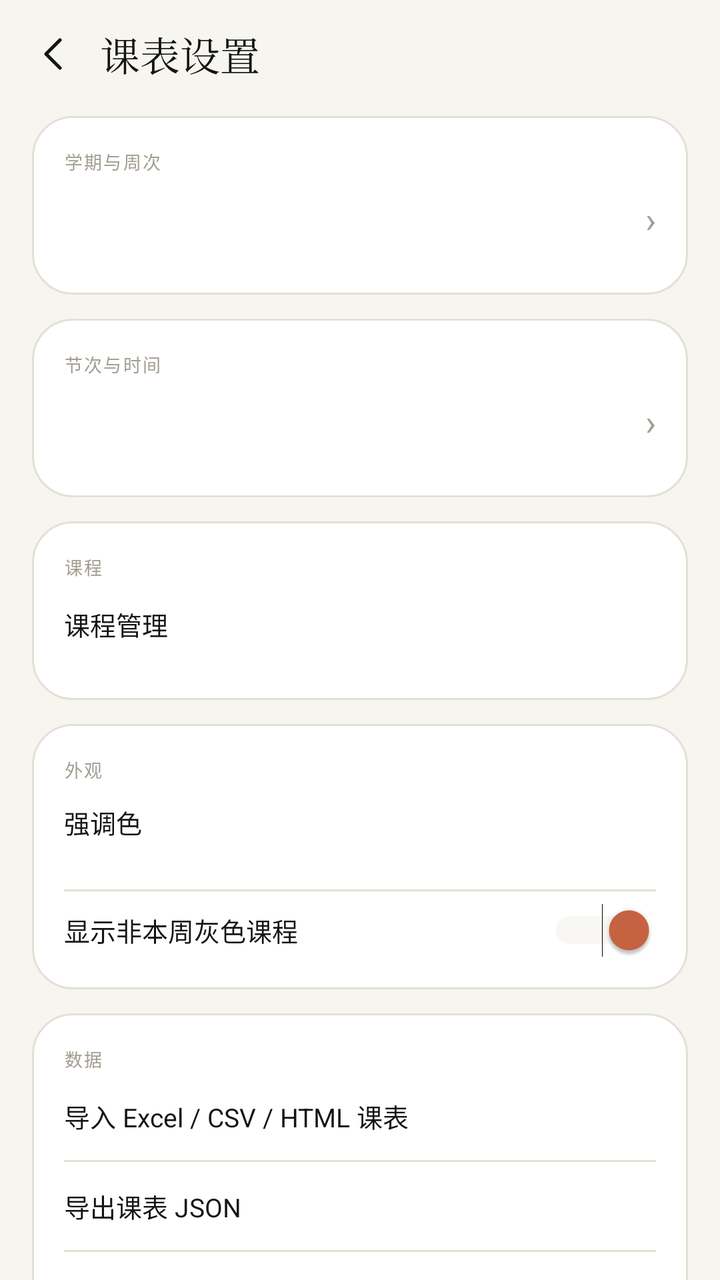
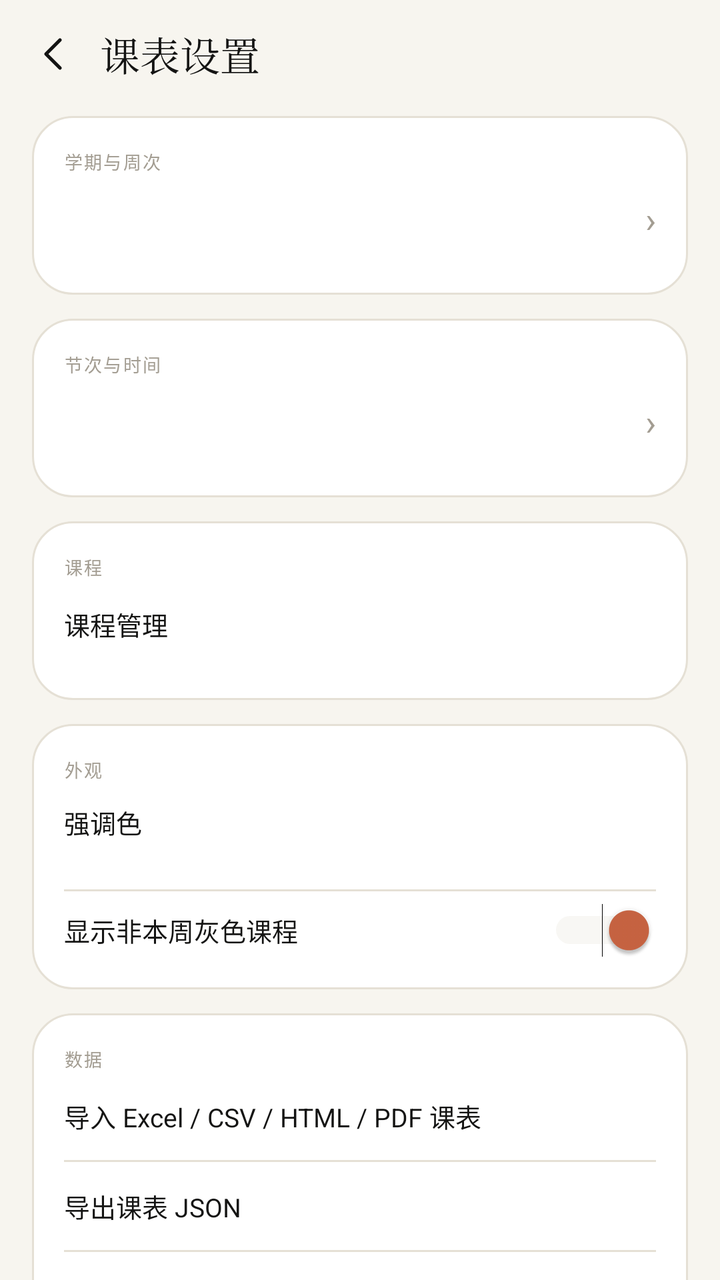

Compare the two renders of this Android layout. The source of the first and the diff that turns it into the second are given below.
<!-- AndroidManifest.xml: activity theme Theme.Board.Timetable -->
<!-- res/layout/activity_timetable_settings.xml -->
<?xml version="1.0" encoding="utf-8"?>
<LinearLayout xmlns:android="http://schemas.android.com/apk/res/android"
    android:layout_width="match_parent"
    android:layout_height="match_parent"
    android:background="@color/tt_bg"
    android:fitsSystemWindows="true"
    android:orientation="vertical">

    <LinearLayout style="@style/TtTopBar">
        <ImageButton
            android:id="@+id/btnBack"
            android:layout_width="34dp"
            android:layout_height="34dp"
            android:background="?attr/selectableItemBackgroundBorderless"
            android:contentDescription="返回"
            android:padding="5dp"
            android:scaleType="centerInside"
            android:src="@drawable/ic_back"
            android:tint="@color/tt_ink" />

        <TextView
            style="@style/TtTitle"
            android:layout_marginStart="6dp"
            android:text="课表设置" />
    </LinearLayout>

    <ScrollView
        android:layout_width="match_parent"
        android:layout_height="0dp"
        android:layout_weight="1"
        android:overScrollMode="never"
        android:scrollbars="none">

        <LinearLayout
            android:layout_width="match_parent"
            android:layout_height="wrap_content"
            android:orientation="vertical"
            android:paddingLeft="16dp"
            android:paddingTop="4dp"
            android:paddingRight="16dp"
            android:paddingBottom="40dp">

            
            <LinearLayout
                android:layout_width="match_parent"
                android:layout_height="wrap_content"
                android:background="@drawable/bg_card"
                android:orientation="vertical"
                android:padding="16dp">

                <TextView
                    android:layout_width="match_parent"
                    android:layout_height="wrap_content"
                    android:text="学期与周次"
                    android:textColor="@color/tt_muted2"
                    android:textSize="9sp"
                    android:letterSpacing="0.08" />

                <LinearLayout
                    android:id="@+id/btnTerm"
                    android:layout_width="match_parent"
                    android:layout_height="44dp"
                    android:clickable="true"
                    android:focusable="true"
                    android:gravity="center_vertical"
                    android:orientation="horizontal">

                    <TextView
                        android:id="@+id/tvTermSummary"
                        android:layout_width="0dp"
                        android:layout_height="wrap_content"
                        android:layout_weight="1"
                        android:text=""
                        android:textColor="@color/tt_ink"
                        android:textSize="13sp" />

                    <TextView
                        android:layout_width="wrap_content"
                        android:layout_height="wrap_content"
                        android:text="›"
                        android:textColor="@color/tt_muted2"
                        android:textSize="18sp" />
                </LinearLayout>
            </LinearLayout>

            
            <LinearLayout
                android:layout_width="match_parent"
                android:layout_height="wrap_content"
                android:layout_marginTop="12dp"
                android:background="@drawable/bg_card"
                android:orientation="vertical"
                android:padding="16dp">

                <TextView
                    android:layout_width="match_parent"
                    android:layout_height="wrap_content"
                    android:text="节次与时间"
                    android:textColor="@color/tt_muted2"
                    android:textSize="9sp"
                    android:letterSpacing="0.08" />

                <LinearLayout
                    android:id="@+id/btnPeriods"
                    android:layout_width="match_parent"
                    android:layout_height="44dp"
                    android:clickable="true"
                    android:focusable="true"
                    android:gravity="center_vertical"
                    android:orientation="horizontal">

                    <TextView
                        android:id="@+id/tvPeriodSummary"
                        android:layout_width="0dp"
                        android:layout_height="wrap_content"
                        android:layout_weight="1"
                        android:text=""
                        android:textColor="@color/tt_ink"
                        android:textSize="13sp" />

                    <TextView
                        android:layout_width="wrap_content"
                        android:layout_height="wrap_content"
                        android:text="›"
                        android:textColor="@color/tt_muted2"
                        android:textSize="18sp" />
                </LinearLayout>
            </LinearLayout>

            
            <LinearLayout
                android:layout_width="match_parent"
                android:layout_height="wrap_content"
                android:layout_marginTop="12dp"
                android:background="@drawable/bg_card"
                android:orientation="vertical"
                android:padding="16dp">

                <TextView
                    android:layout_width="match_parent"
                    android:layout_height="wrap_content"
                    android:text="课程"
                    android:textColor="@color/tt_muted2"
                    android:textSize="9sp"
                    android:letterSpacing="0.08" />

                <TextView
                    android:id="@+id/btnCourses"
                    android:layout_width="match_parent"
                    android:layout_height="44dp"
                    android:gravity="center_vertical"
                    android:text="课程管理"
                    android:textColor="@color/tt_ink"
                    android:textSize="13sp" />
            </LinearLayout>

            
            <LinearLayout
                android:layout_width="match_parent"
                android:layout_height="wrap_content"
                android:layout_marginTop="12dp"
                android:background="@drawable/bg_card"
                android:orientation="vertical"
                android:padding="16dp">

                <TextView
                    android:layout_width="match_parent"
                    android:layout_height="wrap_content"
                    android:text="外观"
                    android:textColor="@color/tt_muted2"
                    android:textSize="9sp"
                    android:letterSpacing="0.08" />

                <TextView
                    android:layout_width="match_parent"
                    android:layout_height="wrap_content"
                    android:layout_marginTop="10dp"
                    android:text="强调色"
                    android:textColor="@color/tt_ink"
                    android:textSize="13sp" />

                <LinearLayout
                    android:id="@+id/accentRow"
                    android:layout_width="match_parent"
                    android:layout_height="wrap_content"
                    android:layout_marginTop="10dp"
                    android:orientation="horizontal" />

                <View
                    android:layout_width="match_parent"
                    android:layout_height="1dp"
                    android:layout_marginTop="14dp"
                    android:layout_marginBottom="6dp"
                    android:background="@color/tt_line" />

                <Switch
                    android:id="@+id/swNonCurrent"
                    android:layout_width="match_parent"
                    android:layout_height="wrap_content"
                    android:checked="true"
                    android:text="显示非本周灰色课程"
                    android:textColor="@color/tt_ink"
                    android:textSize="13sp"
                    android:thumbTint="@color/tt_accent"
                    android:trackTint="#E5E0D5" />
            </LinearLayout>

            
            <LinearLayout
                android:layout_width="match_parent"
                android:layout_height="wrap_content"
                android:layout_marginTop="12dp"
                android:background="@drawable/bg_card"
                android:orientation="vertical"
                android:padding="16dp">

                <TextView
                    android:layout_width="match_parent"
                    android:layout_height="wrap_content"
                    android:text="数据"
                    android:textColor="@color/tt_muted2"
                    android:textSize="9sp"
                    android:letterSpacing="0.08" />

                <TextView
                    android:id="@+id/btnImportTable"
                    android:layout_width="match_parent"
                    android:layout_height="44dp"
                    android:gravity="center_vertical"
                    android:text="导入 Excel / CSV / HTML 课表"
                    android:textColor="@color/tt_ink"
                    android:textSize="13sp" />

                <View
                    android:layout_width="match_parent"
                    android:layout_height="1dp"
                    android:background="@color/tt_line" />

                <TextView
                    android:id="@+id/btnExport"
                    android:layout_width="match_parent"
                    android:layout_height="44dp"
                    android:gravity="center_vertical"
                    android:text="导出课表 JSON"
                    android:textColor="@color/tt_ink"
                    android:textSize="13sp" />

                <View
                    android:layout_width="match_parent"
                    android:layout_height="1dp"
                    android:background="@color/tt_line" />

                <TextView
                    android:id="@+id/btnImport"
                    android:layout_width="match_parent"
                    android:layout_height="44dp"
                    android:gravity="center_vertical"
                    android:text="导入课表 JSON"
                    android:textColor="@color/tt_ink"
                    android:textSize="13sp" />

                <TextView
                    android:layout_width="match_parent"
                    android:layout_height="wrap_content"
                    android:layout_marginTop="4dp"
                    android:text="备份文件只包含课程/时间/地点，不含账号信息。"
                    android:textColor="@color/tt_muted2"
                    android:textSize="9.5sp" />
            </LinearLayout>

            <TextView
                android:id="@+id/tvVersion"
                android:layout_width="match_parent"
                android:layout_height="wrap_content"
                android:layout_marginTop="18dp"
                android:gravity="center"
                android:text=""
                android:textColor="@color/tt_muted2"
                android:textSize="9.5sp" />
        </LinearLayout>
    </ScrollView>
</LinearLayout>
<!-- resources referenced by this layout -->
<resources>
  <color name="tt_accent">#C96442</color>
  <color name="tt_bg">#F7F5EF</color>
  <color name="tt_ink">#141413</color>
  <color name="tt_line">#E5E0D5</color>
  <color name="tt_muted2">#A39D92</color>
  <!-- drawable bg_card (drawable) -->
  <?xml version="1.0" encoding="utf-8"?>
  <shape xmlns:android="http://schemas.android.com/apk/res/android" android:shape="rectangle">
      <solid android:color="@color/tt_surface" />
      <corners android:radius="20dp" />
      <stroke android:width="1dp" android:color="@color/tt_line" />
  </shape>
  <!-- drawable ic_back (drawable) -->
  <vector xmlns:android="http://schemas.android.com/apk/res/android" android:width="24dp" android:height="24dp" android:viewportWidth="24" android:viewportHeight="24">
      <path android:pathData="M15 5l-7 7 7 7" android:strokeColor="#FF141413" android:strokeWidth="1.7" android:strokeLineCap="round" android:strokeLineJoin="round" android:fillColor="@android:color/transparent" />
  </vector>
  <style name="TtTitle">
          <item name="android:layout_width">wrap_content</item>
          <item name="android:layout_height">match_parent</item>
          <item name="android:gravity">center_vertical</item>
          <item name="android:fontFamily">serif</item>
          <item name="android:textColor">@color/tt_ink</item>
          <item name="android:textSize">20sp</item>
      </style>
  <style name="TtTopBar">
          <item name="android:layout_width">match_parent</item>
          <item name="android:layout_height">54dp</item>
          <item name="android:orientation">horizontal</item>
          <item name="android:gravity">center_vertical</item>
          <item name="android:paddingLeft">10dp</item>
          <item name="android:paddingRight">16dp</item>
      </style>
  <style name="Theme.Board.Timetable" parent="Theme.Board">
          <item name="android:windowBackground">@color/tt_bg</item>
          <item name="android:statusBarColor">@color/tt_bg</item>
          <item name="android:navigationBarColor">@color/tt_bg</item>
          <item name="android:windowLightStatusBar">true</item>
          <item name="android:windowLightNavigationBar">true</item>
          <item name="colorAccent">@color/tt_accent</item>
          <item name="android:textColorPrimary">@color/tt_ink</item>
      </style>
  <color name="tt_surface">#FFFFFF</color>
  <style name="Theme.Board" parent="Theme.AppCompat.Light.NoActionBar">
          <item name="android:windowBackground">#FFFFFF</item>
          <item name="android:statusBarColor">#FFFFFF</item>
          <item name="android:windowLightStatusBar">true</item>
          <item name="android:navigationBarColor">#FFFFFF</item>
          <item name="android:windowLightNavigationBar">true</item>
          <item name="colorAccent">#111111</item>
          <item name="android:textColorPrimary">#111111</item>
      </style>
</resources>

<!-- the commit's change to res/layout/activity_timetable_settings.xml (unified diff, before → after) -->
@@ -227,7 +227,7 @@
                     android:layout_width="match_parent"
                     android:layout_height="44dp"
                     android:gravity="center_vertical"
-                    android:text="导入 Excel / CSV / HTML 课表"
+                    android:text="导入 Excel / CSV / HTML / PDF 课表"
                     android:textColor="@color/tt_ink"
                     android:textSize="13sp" />
 
